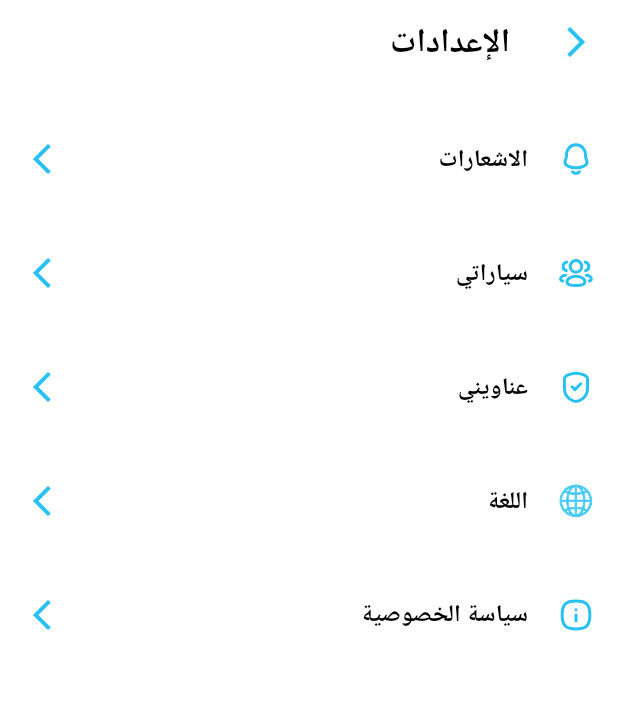
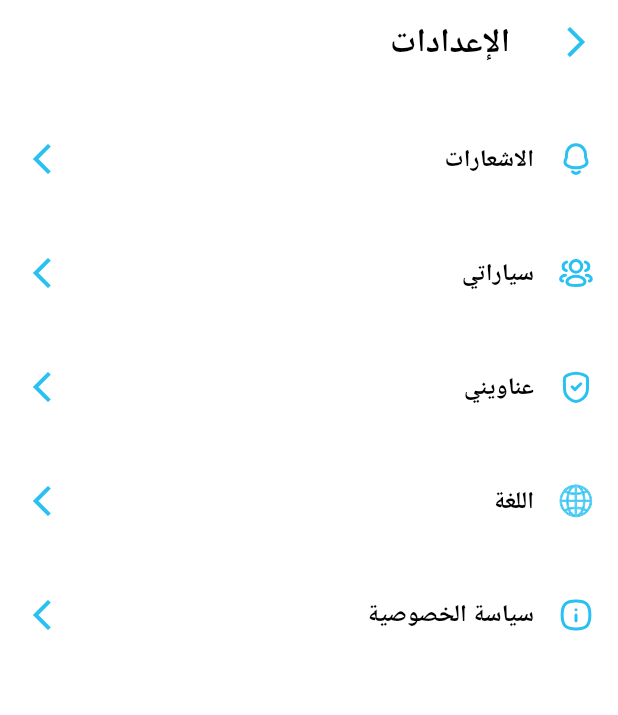
Before and after one commit to MKmasri2002/helmet, a Flutter app: the screen it shows after launch, after a tap on "تخطي", after a tap on the "person 2" icon, on a phone screen of 412 x 824 dp. Shown: the top 715 px of the screen. Run offline on Flutter 3.47's test engine with Material 3 defaults, Android fonts, the phone set to English and light mode, and no system bars; our stand-ins replace cached_network_image, carousel_slider, connectivity_plus, date_picker_timeline, firebase_auth, firebase_core and 13 more; missing offline and left inert: date_picker_plus, google_maps_place_picker_mb, maps_toolkit, moyasar; accounts and stored records are empty; Roboto replaces fonts that are missing (Cairo); statements that could not run were skipped; project files that could hold a hidden picture were left out.

Commit message:
refactor: Remove debug logs and adjust SVG asset widths for consistency

```diff
--- a/lib/views/address/address_book_controller.dart
+++ b/lib/views/address/address_book_controller.dart
@@ -127,7 +127,6 @@ class AddressBookController extends GetxController {
       }
       addressList.clear();
       Map<String, dynamic> data = jsonDecode(jsonEncode(snapshot.value));
-      log('Users Dataqqqqq: $data');
       for (var key in data.keys) {
         AddressModel addressModel = AddressModel.fromJson(data[key]);
         addressList.add(addressModel);
--- a/lib/views/address_book/address_book_controller.dart
+++ b/lib/views/address_book/address_book_controller.dart
@@ -127,7 +127,6 @@ class AddressBookController extends GetxController {
       }
       addressList.clear();
       Map<String, dynamic> data = jsonDecode(jsonEncode(snapshot.value));
-      log('Users Dataqqqqq: $data');
       for (var key in data.keys) {
         AddressModel addressModel = AddressModel.fromJson(data[key]);
         addressList.add(addressModel);
--- a/lib/views/cart/cart_screen.dart
+++ b/lib/views/cart/cart_screen.dart
@@ -161,7 +161,7 @@ class CartScreen extends StatelessWidget {
                           SvgPicture.asset(
                             SvgAssets.reyal,
                             height: 20,
-                            width: 20,
+                            width: 16,
                             colorFilter: const ColorFilter.mode(
                                 AppColors.primary, BlendMode.srcIn),
                           ),
@@ -199,7 +199,7 @@ class CartScreen extends StatelessWidget {
                           SvgPicture.asset(
                             SvgAssets.reyal,
                             height: 20,
-                            width: 20,
+                            width: 16,
                             colorFilter: const ColorFilter.mode(
                                 AppColors.primary, BlendMode.srcIn),
                           )
@@ -234,7 +234,7 @@ class CartScreen extends StatelessWidget {
                           SvgPicture.asset(
                             SvgAssets.reyal,
                             height: 20,
-                            width: 20,
+                            width: 16,
                             colorFilter: const ColorFilter.mode(
                                 AppColors.primary, BlendMode.srcIn),
                           )
--- a/lib/views/home/home_controller.dart
+++ b/lib/views/home/home_controller.dart
@@ -165,9 +165,7 @@ class HomeController extends GetxController {
       }
       try {
         Map<String, dynamic> data = jsonDecode(jsonEncode(value.value));
-        log("User orders data keys: ${data.keys}");
         for (var key in data.keys) {
-          log("Driver key: ${data[key]}");
           DriverModel driverModel = DriverModel.fromJson(data[key]);
           if (currentAddress.value.areaId == driverModel.areaId) {
             driverList.add(driverModel);
--- a/lib/views/home/home_screen/widget/silver/silvers.dart
+++ b/lib/views/home/home_screen/widget/silver/silvers.dart
@@ -3,6 +3,7 @@ import 'package:get/get.dart';
 import 'package:helmet_customer/theme/app_size.dart';
 import 'package:helmet_customer/utils/languages/translation_data.dart';
 import 'package:helmet_customer/views/home/home_screen/widget/silver/h_s_carousel_slider_builder.dart';
+import 'package:helmet_customer/views/home/home_screen/widget/wash_package/one_time_wash.dart';
 import 'package:helmet_customer/views/home/home_screen/widget/wash_package/packages.dart';
 import 'package:helmet_customer/views/home/home_controller.dart';
 import 'package:helmet_customer/views/widget/custom_text.dart';
@@ -36,11 +37,13 @@ class Silvers extends StatelessWidget {
                     userWashDataTripModel: ctrl.userWashDataTripModel),
                 const SizedBox(height: 24),
               ],
-              if (ctrl.subscriptionPackages.isNotEmpty)
-                Packages(
-                  packages: ctrl.oneTimePackages,
-                  title: "One time wash",
-                ),
+
+              if (ctrl.oneTimePackages.isNotEmpty)
+              OneTimeWash(package: ctrl.oneTimePackages),
+              //   Packages(
+              //     packages: ctrl.oneTimePackages,
+              //     title: "One time wash",
+              //   ),
               if (ctrl.subscriptionPackages.isNotEmpty)
                 Packages(
                   packages: ctrl.subscriptionPackages,
--- a/lib/views/home/home_screen/widget/wash_package/component/component/botoom.dart
+++ b/lib/views/home/home_screen/widget/wash_package/component/component/botoom.dart
@@ -33,7 +33,7 @@ class Botoom extends StatelessWidget {
           SvgPicture.asset(
             SvgAssets.reyal,
             height: 20,
-            width: 20,
+            width: 16,
             colorFilter:
                 const ColorFilter.mode(AppColors.white, BlendMode.srcIn),
           ),
--- a/lib/views/home/home_screen/widget/wash_package/packages.dart
+++ b/lib/views/home/home_screen/widget/wash_package/packages.dart
@@ -24,7 +24,7 @@ class Packages extends StatelessWidget {
         Row(
           children: [
             const SizedBox(
-              width: 20,
+              width: 16,
             ),
             CustomText(
               text: title.tr,
--- a/lib/views/order_status/order_status_view.dart
+++ b/lib/views/order_status/order_status_view.dart
@@ -128,7 +128,7 @@ class OrderStatusView extends StatelessWidget {
                             const SizedBox(width: 4),
                             Image.asset(
                               Assets.reyalBlack,
-                              width: 20,
+                              width: 16,
                               height: 20,
                             ),
                           ],
--- a/lib/views/profile/setting_menu_item.dart
+++ b/lib/views/profile/setting_menu_item.dart
@@ -33,7 +33,7 @@ class SettingsMenuItem extends StatelessWidget {
               width: 24,
             ),
             const SizedBox(
-              width: 20,
+              width: 16,
             ),
             CustomText(
               text: text,
```
Also changed, not shown: lib/views/home/home_screen/widget/wash_package/one_time_wash.dart (+31 -1 lines).
